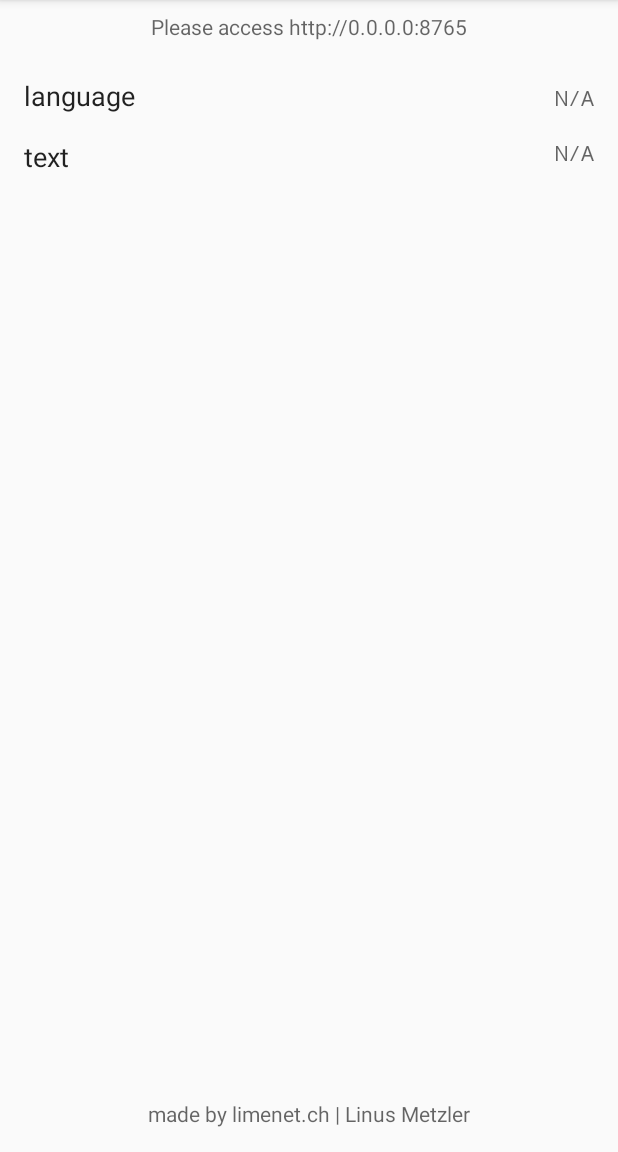
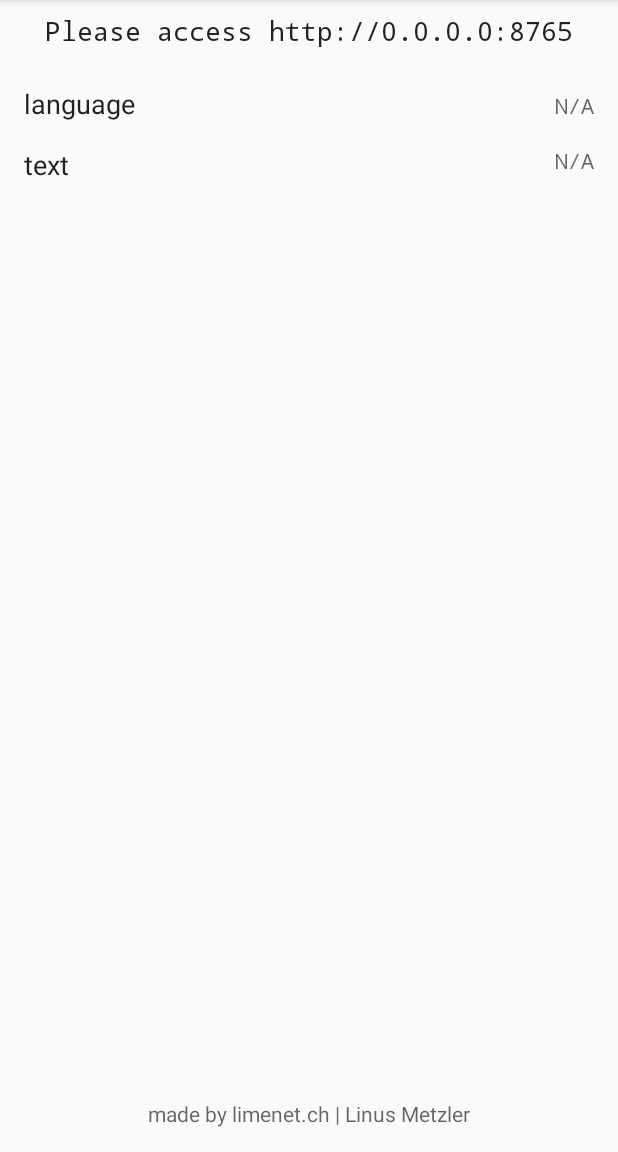
Before and after one commit to limenet/android-speech, an Android app: the screen it shows after launch (MainActivity), on a phone screen of 412 x 824 dp, the part 84-1236 px from its top. Run offline under Robolectric (Android 15) with nearby library versions, the phone set to English and light mode, and no system bars; libraries missing offline, so code that uses them is left out: fi.iki.elonen; 1 statement that could not run was skipped.

Commit message:
minor style change

```diff
--- a/app/src/main/res/layout/activity_main.xml
+++ b/app/src/main/res/layout/activity_main.xml
@@ -15,9 +15,9 @@
         android:layout_marginEnd="16dp"
         android:layout_marginStart="16dp"
         android:layout_marginTop="8dp"
-        android:fontFamily="sans-serif"
+        android:fontFamily="monospace"
         android:text="Not yet initialized"
-        android:textAppearance="@android:style/TextAppearance.Small"
+        android:textAppearance="@android:style/TextAppearance.Medium"
         app:layout_constraintEnd_toEndOf="parent"
         app:layout_constraintStart_toStartOf="parent"
         app:layout_constraintTop_toTopOf="parent"
```
